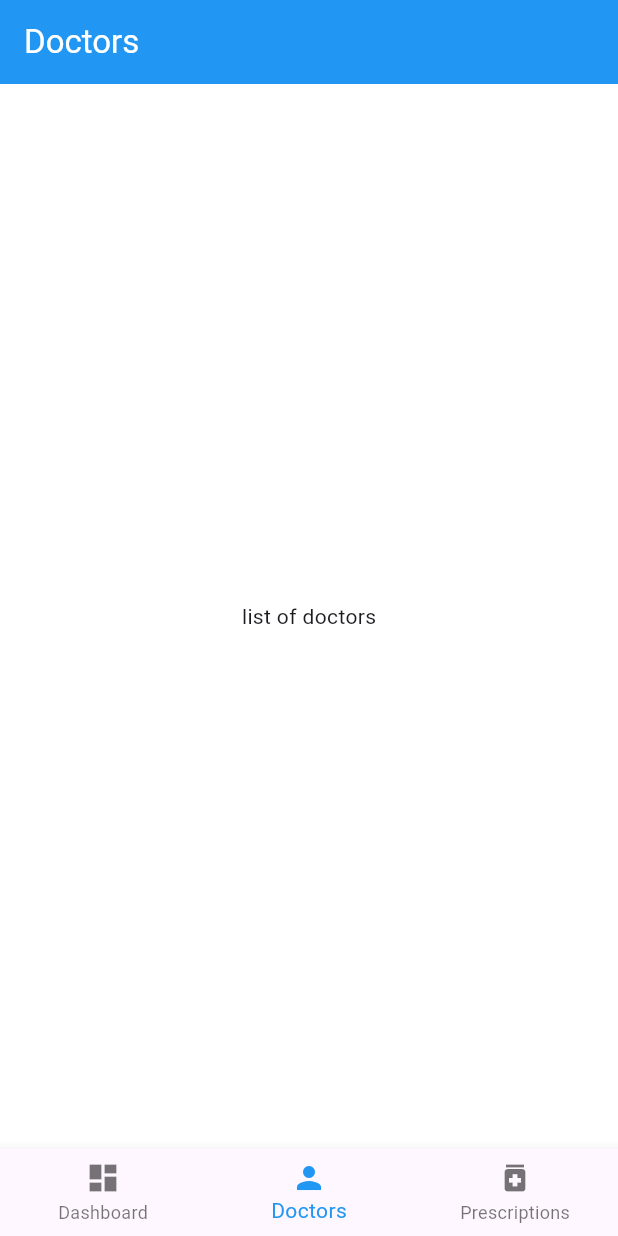
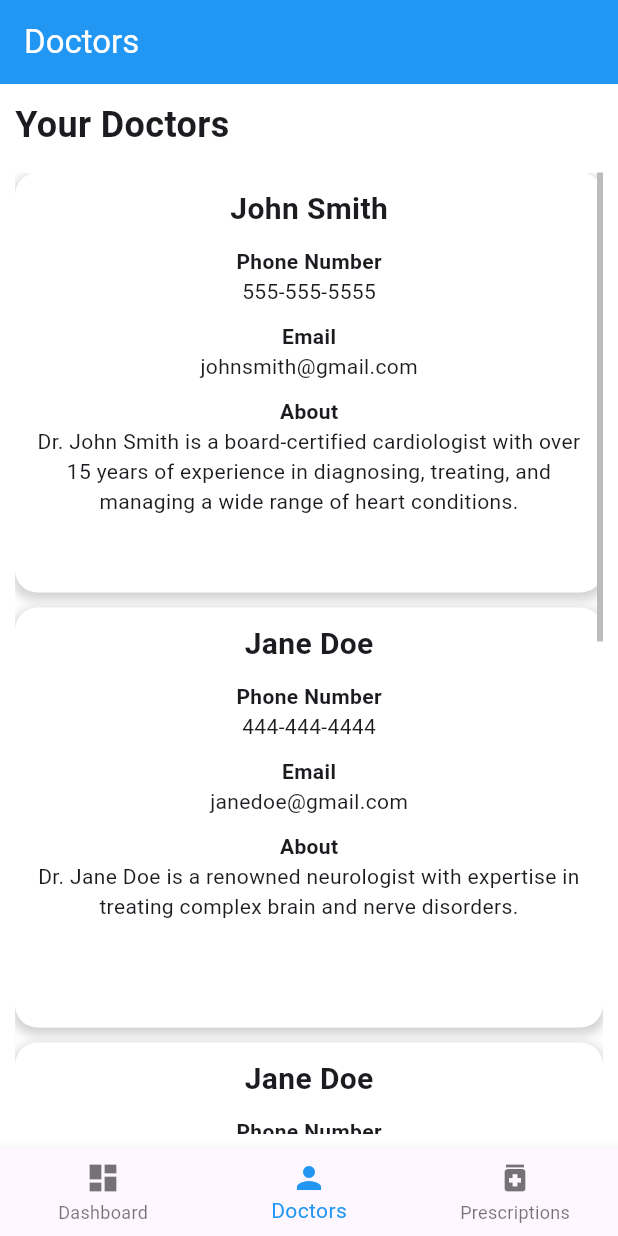
Before and after one commit to MadhavanNarkeeran/MobileDoc, a Flutter app: the screen it shows after launch, item 2 of the bottom bar chosen, on a phone screen of 412 x 824 dp. Run offline on Flutter 3.47's test engine with Material 3 defaults, Android fonts, the phone set to English and light mode, and no system bars; our stand-ins replace syncfusion_flutter_calendar.

Commit message:
add doctor page info

```diff
--- a/lib/views/dashboard/calendar_display.dart
+++ b/lib/views/dashboard/calendar_display.dart
@@ -6,7 +6,7 @@ class CalendarDisplay extends StatelessWidget {
 
   @override
   Widget build(BuildContext context) {
-    return Container(
+    return SizedBox(
       width: 350,
       height: 350,
       child: SfCalendar(
--- a/lib/views/dashboard/doctor_information_template.dart
+++ b/lib/views/dashboard/doctor_information_template.dart
@@ -5,65 +5,53 @@ class DoctorInformationTemplate extends StatelessWidget {
   final String phoneNumber;
   final String email;
   final String about;
-  const DoctorInformationTemplate({super.key, required this.name, required this.phoneNumber, required this.email, required this.about});
+  const DoctorInformationTemplate(
+      {super.key,
+      required this.name,
+      required this.phoneNumber,
+      required this.email,
+      required this.about});
 
   @override
   Widget build(BuildContext context) {
     return Container(
         width: 350,
-      height: 350,
+        height: 280,
         decoration: BoxDecoration(
-        border: Border.all(color: Colors.black, width: 2)
+          color: Colors.white,
+          borderRadius: BorderRadius.circular(15),
+          boxShadow: [
+            BoxShadow(
+              color: const Color.fromARGB(117, 158, 158, 158),
+              spreadRadius: 2,
+              blurRadius: 5,
+              offset: Offset(0, 3),
+            ),
+          ],
         ),
         child: Padding(
             padding: EdgeInsets.all(10),
-        child: Column(
-          children: [
-            Text(
-              name,
+            child: Column(children: [
+              Text(name,
                   style: const TextStyle(
-                fontSize: 20,
-                fontWeight: FontWeight.bold
-              )
-            ),
+                      fontSize: 20, fontWeight: FontWeight.bold)),
               const SizedBox(height: 10),
-            Column(
-              crossAxisAlignment: CrossAxisAlignment.center,
-              children: [
-                const Text(
-                  "Phone Number",
-                  style: TextStyle(
-                    fontSize: 14,
-                    fontWeight: FontWeight.bold
-                  )
-                ),
+              Column(crossAxisAlignment: CrossAxisAlignment.center, children: [
+                const Text("Phone Number",
+                    style:
+                        TextStyle(fontSize: 14, fontWeight: FontWeight.bold)),
                 Text(phoneNumber),
                 const SizedBox(height: 10),
-                const Text(
-                  "Email",
-                  style: TextStyle(
-                    fontSize: 14,
-                    fontWeight: FontWeight.bold
-                  )
-                ),
+                const Text("Email",
+                    style:
+                        TextStyle(fontSize: 14, fontWeight: FontWeight.bold)),
                 Text(email),
                 const SizedBox(height: 10),
-                const Text(
-                  "About",
-                  style: TextStyle(
-                    fontSize: 14,
-                    fontWeight: FontWeight.bold
-                  )
-                ),
-                Text(
-                  about,
-                  textAlign: TextAlign.center
-                )
-              ]
-            )
-          ]
-        )
-      )
-    );
+                const Text("About",
+                    style:
+                        TextStyle(fontSize: 14, fontWeight: FontWeight.bold)),
+                Text(about, textAlign: TextAlign.center)
+              ])
+            ])));
   }
 }
--- a/lib/views/doctors/doctors_page.dart
+++ b/lib/views/doctors/doctors_page.dart
@@ -1,4 +1,5 @@
 import 'package:flutter/material.dart';
+import '../dashboard/doctor_information_template.dart';
 
 class DoctorsPage extends StatelessWidget {
   const DoctorsPage({super.key});
@@ -7,7 +8,60 @@ class DoctorsPage extends StatelessWidget {
   Widget build(BuildContext context) {
     return Scaffold(
       appBar: AppBar(title: const Text('Doctors')),
-      body: const Center(child: Text('list of doctors')),
+      body: Padding(
+        padding: const EdgeInsets.all(10),
+        child: Column(
+          crossAxisAlignment: CrossAxisAlignment.start,
+          children: [
+            const Text(
+              "Your Doctors",
+              style: TextStyle(fontSize: 24, fontWeight: FontWeight.bold),
+            ),
+            const SizedBox(height: 15),
+            Flexible(
+              child: Scrollbar(
+                thumbVisibility: true,
+                child: ListView(
+                  children: const [
+                    DoctorInformationTemplate(
+                      name: "John Smith",
+                      phoneNumber: "555-555-5555",
+                      email: "johnsmith@gmail.com",
+                      about:
+                          "Dr. John Smith is a board-certified cardiologist with over 15 years of experience in diagnosing, treating, and managing a wide range of heart conditions.",
+                    ),
+                    SizedBox(height: 10),
+                    DoctorInformationTemplate(
+                      name: "Jane Doe",
+                      phoneNumber: "444-444-4444",
+                      email: "janedoe@gmail.com",
+                      about:
+                          "Dr. Jane Doe is a renowned neurologist with expertise in treating complex brain and nerve disorders.",
+                    ),
+                    SizedBox(height: 10),
+                    DoctorInformationTemplate(
+                      name: "Jane Doe",
+                      phoneNumber: "444-444-4444",
+                      email: "janedoe@gmail.com",
+                      about:
+                          "Dr. Jane Doe is a renowned neurologist with expertise in treating complex brain and nerve disorders.",
+                    ),
+                    SizedBox(height: 10),
+                    DoctorInformationTemplate(
+                      name: "Jane Doe",
+                      phoneNumber: "444-444-4444",
+                      email: "janedoe@gmail.com",
+                      about:
+                          "Dr. Jane Doe is a renowned neurologist with expertise in treating complex brain and nerve disorders.",
+                    ),
+                    SizedBox(height: 10),
+                  ],
+                ),
+              ),
+            ),
+          ],
+        ),
+      ),
     );
   }
 }
```
Also changed, not shown: lib/views/dashboard/dashboard_page.dart (+5 -62 lines). Lines whose indentation alone changed are shown as unchanged.
